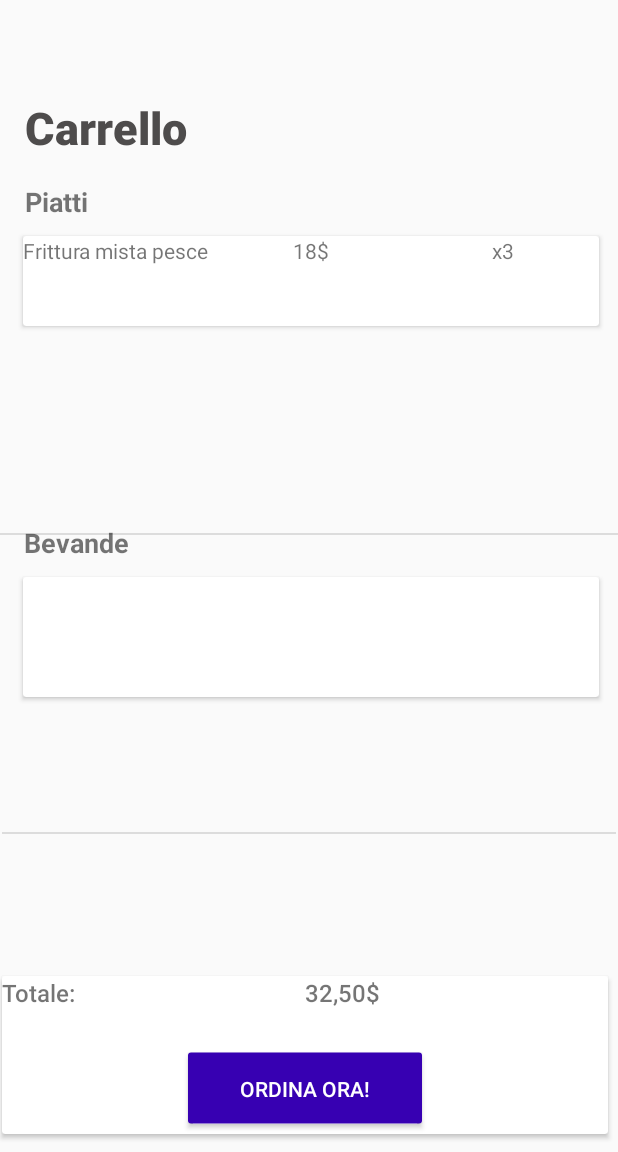
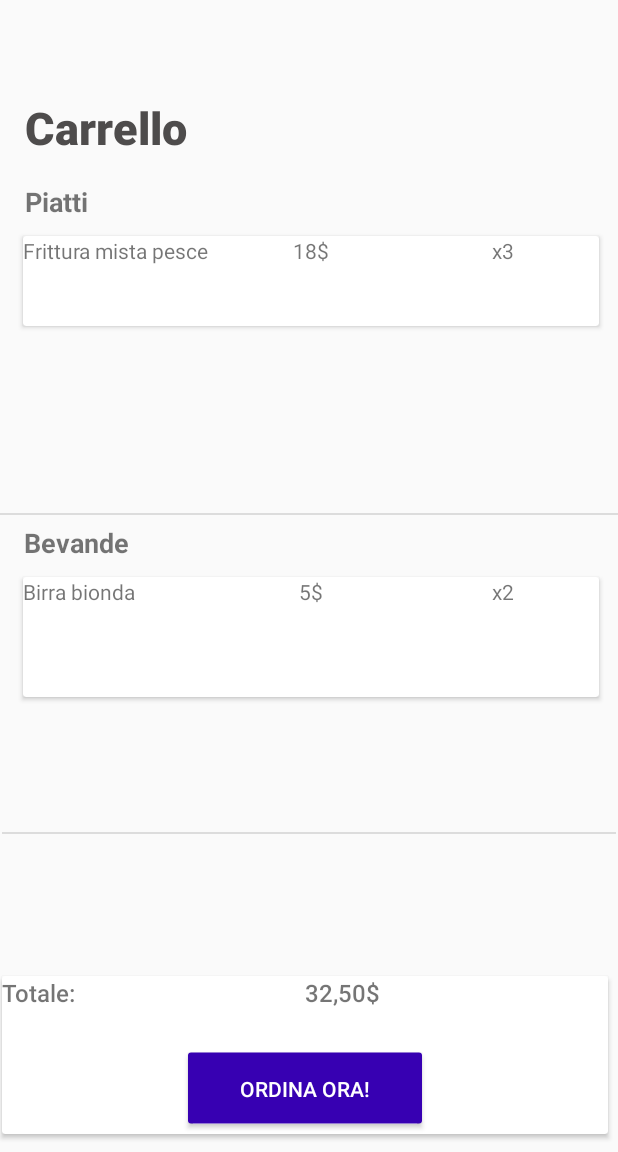
Before and after one commit to StracciaMatteo/AndroidProgetto, an Android app: the resoconto screen opened directly, with no data from a screen before it, on a phone screen of 412 x 824 dp, the part 84-1236 px from its top. Run offline under Robolectric (Android 15) with nearby library versions, the phone set to English and light mode, and no system bars.

Commit message:
sistemata resoconto xml manca il .kt

```diff
--- a/app/src/main/res/layout/activity_resoconto.xml
+++ b/app/src/main/res/layout/activity_resoconto.xml
@@ -132,7 +132,30 @@
             android:translationY="-150dp"
             app:layout_constraintEnd_toEndOf="parent"
             app:layout_constraintStart_toStartOf="parent"
-            app:layout_constraintTop_toTopOf="@+id/textbevande" />
+            app:layout_constraintTop_toTopOf="@+id/textbevande" >
+
+            <TextView
+                android:id="@+id/QuantitaD"
+                android:layout_width="128dp"
+                android:layout_height="match_parent"
+                android:text="x2"
+                android:textAlignment="center"
+                android:translationX="256dp" />
+
+            <TextView
+                android:id="@+id/PrezzoD"
+                android:layout_width="128dp"
+                android:layout_height="match_parent"
+                android:text="5$"
+                android:textAlignment="center"
+                android:translationX="128dp" />
+
+            <TextView
+                android:id="@+id/NomeD"
+                android:layout_width="128dp"
+                android:layout_height="match_parent"
+                android:text="Birra bionda" />
+        </androidx.cardview.widget.CardView>
 
         <View
             android:id="@+id/divider8"
@@ -186,16 +209,18 @@
                 android:textSize="16sp" />
         </androidx.cardview.widget.CardView>
 
+        <View
+            android:id="@+id/divider7"
+            android:layout_width="match_parent"
+            android:layout_height="1dp"
+            android:layout_marginTop="-275dp"
+            android:background="?android:attr/listDivider"
+            app:layout_constraintEnd_toEndOf="parent"
+            app:layout_constraintStart_toStartOf="parent"
+            app:layout_constraintTop_toBottomOf="@+id/cardViewFood" />
+
 
     </androidx.constraintlayout.widget.ConstraintLayout>
 
-    <View
-        android:id="@+id/divider7"
-        android:layout_width="match_parent"
-        android:layout_height="1dp"
-        android:background="?android:attr/listDivider"
-        app:layout_anchor="@+id/constraintLayout2"
-        app:layout_anchorGravity="center" />
-
 
 </androidx.coordinatorlayout.widget.CoordinatorLayout>
```
